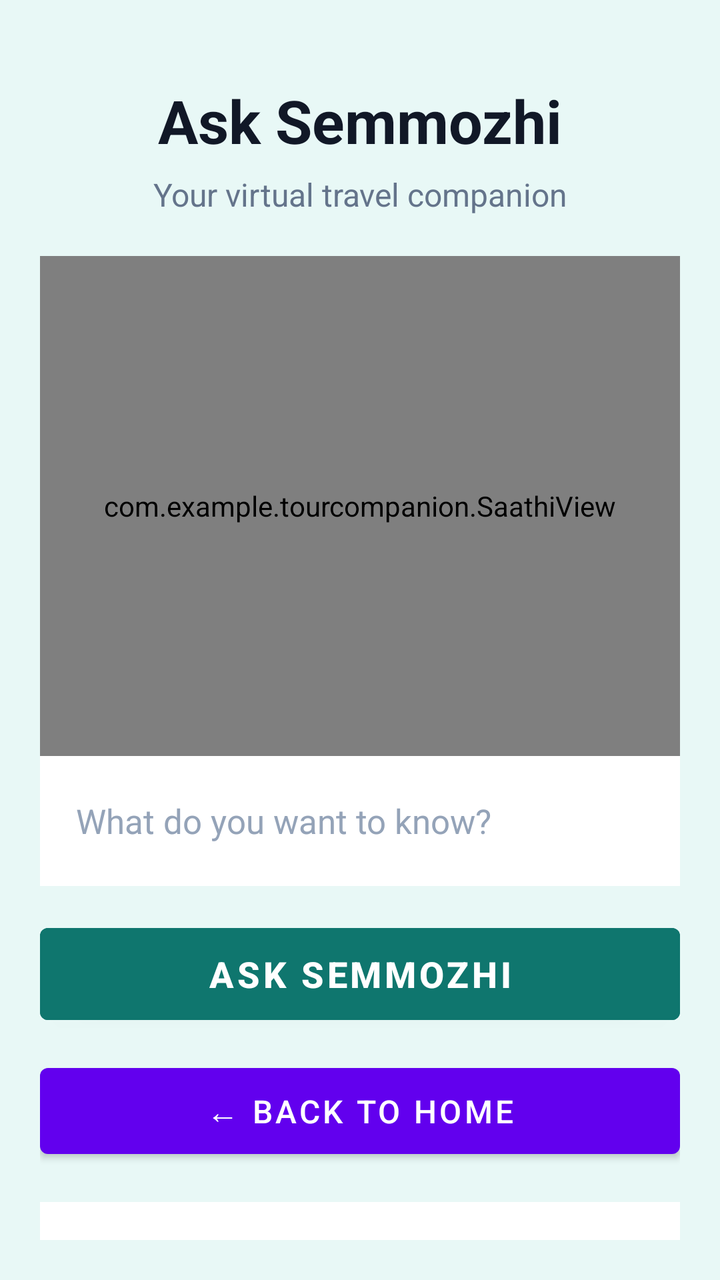
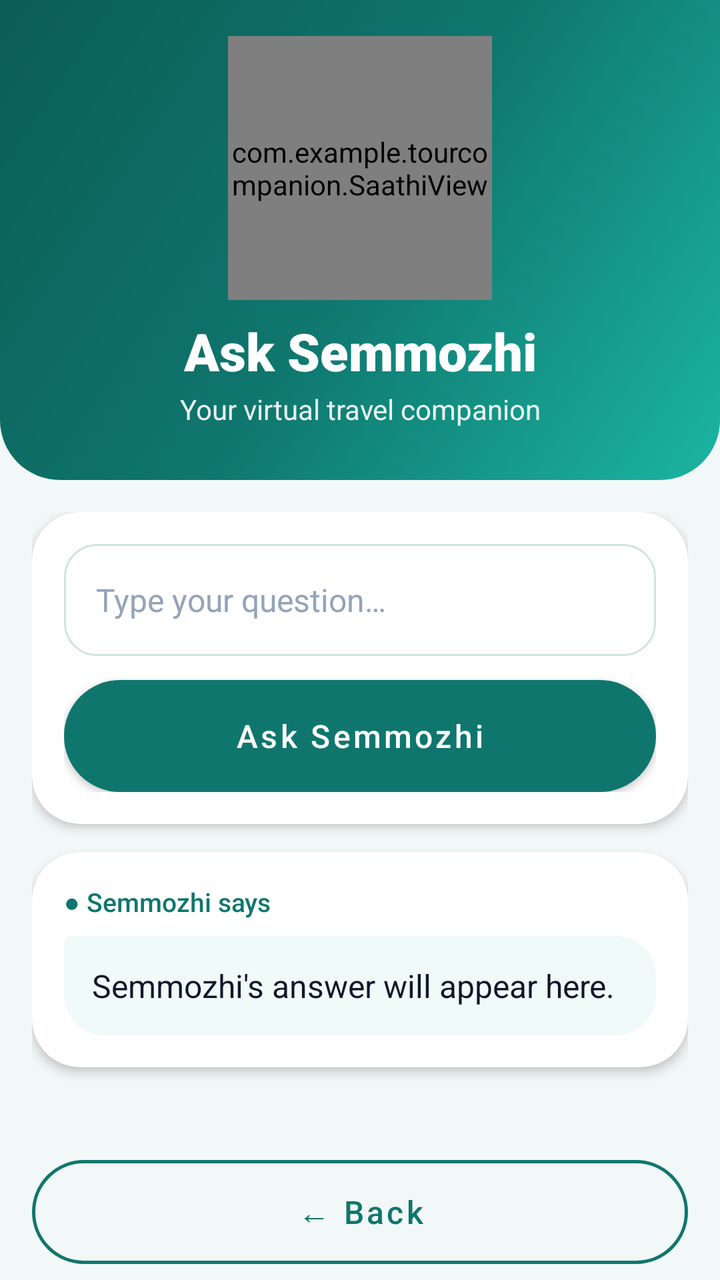

Screens rendered from an Android XML layout before and after an edit, with the pre-edit source and the edit as a unified diff.
<!-- AndroidManifest.xml: application theme Theme.TourCompanion -->
<!-- res/layout/activity_ask_semmozhi.xml -->
<?xml version="1.0" encoding="utf-8"?>
<LinearLayout
    xmlns:android="http://schemas.android.com/apk/res/android"
    android:layout_width="match_parent"
    android:layout_height="match_parent"
    android:orientation="vertical"
    android:padding="20dp"
    android:background="#E8F8F6">

    
    <TextView
        android:layout_width="match_parent"
        android:layout_height="wrap_content"
        android:text="Ask Semmozhi"
        android:textColor="#111827"
        android:textSize="30sp"
        android:textStyle="bold"
        android:gravity="center"
        android:layout_marginTop="20dp" />

    <TextView
        android:layout_width="match_parent"
        android:layout_height="wrap_content"
        android:text="Your virtual travel companion"
        android:textColor="#64748B"
        android:textSize="16sp"
        android:gravity="center"
        android:layout_marginTop="6dp" />

    
    <com.example.tourcompanion.SaathiView
        android:id="@+id/saathiViewAsk"
        android:layout_width="match_parent"
        android:layout_height="250dp"
        android:layout_marginTop="20dp" />

    
    <EditText
        android:id="@+id/askQuestionInput"
        android:layout_width="match_parent"
        android:layout_height="65dp"
        android:hint="What do you want to know?"
        android:textSize="17sp"
        android:textColor="#111827"
        android:textColorHint="#94A3B8"
        android:padding="18dp"
        android:background="#FFFFFF"
        android:inputType="textCapSentences" />

    
    <Button
        android:id="@+id/askSemmozhiButton"
        android:layout_width="match_parent"
        android:layout_height="58dp"
        android:layout_marginTop="15dp"
        android:text="Ask Semmozhi"
        android:textSize="18sp"
        android:textStyle="bold"
        android:textColor="#FFFFFF"
        android:backgroundTint="#0F766E" />
    <Button
        android:id="@+id/backAskButton"
        android:layout_width="match_parent"
        android:layout_height="55dp"
        android:layout_marginTop="12dp"
        android:text="← Back to Home"
        android:textSize="16sp" />

    
    <TextView
        android:id="@+id/askAnswerText"
        android:layout_width="match_parent"
        android:layout_height="0dp"
        android:layout_weight="1"
        android:layout_marginTop="18dp"
        android:padding="20dp"
        android:background="#FFFFFF"
        android:text="Semmozhi's answer will appear here."
        android:textColor="#111827"
        android:textSize="17sp"
        android:gravity="center_vertical" />

</LinearLayout>
<!-- resources referenced by this layout -->
<resources>
  <style name="Theme.TourCompanion" parent="Theme.MaterialComponents.DayNight.DarkActionBar">
          
          <item name="colorPrimary">@color/purple_500</item>
          <item name="colorPrimaryVariant">@color/purple_700</item>
          <item name="colorOnPrimary">@color/white</item>
          
          <item name="colorSecondary">@color/teal_200</item>
          <item name="colorSecondaryVariant">@color/teal_700</item>
          <item name="colorOnSecondary">@color/black</item>
          
          <item name="android:statusBarColor">?attr/colorPrimaryVariant</item>
          
      </style>
  <color name="purple_500">#FF6200EE</color>
  <color name="purple_700">#FF3700B3</color>
  <color name="teal_200">#FF03DAC5</color>
  <color name="teal_700">#FF018786</color>
  <color name="black">#FF000000</color>
  <!-- unchanged entries left out for length: 1 -->
</resources>

<!-- the commit's change to res/layout/activity_ask_semmozhi.xml (unified diff, before → after) -->
@@ -1,83 +1,152 @@
 <?xml version="1.0" encoding="utf-8"?>
 <LinearLayout
     xmlns:android="http://schemas.android.com/apk/res/android"
+    xmlns:app="http://schemas.android.com/apk/res-auto"
     android:layout_width="match_parent"
     android:layout_height="match_parent"
-    android:orientation="vertical"
-    android:padding="20dp"
-    android:background="#E8F8F6">
+    android:background="@color/bg"
+    android:orientation="vertical">
 
-    
-    <TextView
+    <LinearLayout
         android:layout_width="match_parent"
         android:layout_height="wrap_content"
-        android:text="Ask Semmozhi"
-        android:textColor="#111827"
-        android:textSize="30sp"
-        android:textStyle="bold"
-        android:gravity="center"
-        android:layout_marginTop="20dp" />
+        android:tag="header"
+        android:background="@drawable/bg_header"
+        android:gravity="center_horizontal"
+        android:orientation="vertical"
+        android:paddingStart="20dp"
+        android:paddingTop="18dp"
+        android:paddingEnd="20dp"
+        android:paddingBottom="26dp">
 
-    <TextView
-        android:layout_width="match_parent"
-        android:layout_height="wrap_content"
-        android:text="Your virtual travel companion"
-        android:textColor="#64748B"
-        android:textSize="16sp"
-        android:gravity="center"
-        android:layout_marginTop="6dp" />
+        <FrameLayout
+            android:layout_width="132dp"
+            android:layout_height="132dp">
 
-    
-    <com.example.tourcompanion.SaathiView
-        android:id="@+id/saathiViewAsk"
-        android:layout_width="match_parent"
-        android:layout_height="250dp"
-        android:layout_marginTop="20dp" />
+            <View
+                android:layout_width="124dp"
+                android:layout_height="124dp"
+                android:layout_gravity="center"
+                android:background="@drawable/bg_circle_soft" />
 
-    
-    <EditText
-        android:id="@+id/askQuestionInput"
-        android:layout_width="match_parent"
-        android:layout_height="65dp"
-        android:hint="What do you want to know?"
-        android:textSize="17sp"
-        android:textColor="#111827"
-        android:textColorHint="#94A3B8"
-        android:padding="18dp"
-        android:background="#FFFFFF"
-        android:inputType="textCapSentences" />
+            <com.example.tourcompanion.SaathiView
+                android:id="@+id/saathiViewAsk"
+                android:layout_width="match_parent"
+                android:layout_height="match_parent" />
+        </FrameLayout>
 
-    
-    <Button
-        android:id="@+id/askSemmozhiButton"
-        android:layout_width="match_parent"
-        android:layout_height="58dp"
-        android:layout_marginTop="15dp"
-        android:text="Ask Semmozhi"
-        android:textSize="18sp"
-        android:textStyle="bold"
-        android:textColor="#FFFFFF"
-        android:backgroundTint="#0F766E" />
-    <Button
-        android:id="@+id/backAskButton"
-        android:layout_width="match_parent"
-        android:layout_height="55dp"
-        android:layout_marginTop="12dp"
-        android:text="← Back to Home"
-        android:textSize="16sp" />
+        <TextView
+            
+            style="@style/Text.Tour.Title"
+            android:layout_width="match_parent"
+            android:layout_height="wrap_content"
+            android:layout_marginTop="8dp"
+            android:text="Ask Semmozhi" />
 
-    
-    <TextView
-        android:id="@+id/askAnswerText"
+        <TextView
+            
+            style="@style/Text.Tour.Subtitle"
+            android:layout_width="match_parent"
+            android:layout_height="wrap_content"
+            android:layout_marginTop="2dp"
+            android:text="Your virtual travel companion" />
+    </LinearLayout>
+
+    <ScrollView
         android:layout_width="match_parent"
         android:layout_height="0dp"
         android:layout_weight="1"
-        android:layout_marginTop="18dp"
-        android:padding="20dp"
-        android:background="#FFFFFF"
-        android:text="Semmozhi's answer will appear here."
-        android:textColor="#111827"
-        android:textSize="17sp"
-        android:gravity="center_vertical" />
+        android:clipToPadding="false"
+        android:fillViewport="true"
+        android:scrollbars="none">
+
+        <LinearLayout
+            android:layout_width="match_parent"
+            android:layout_height="wrap_content"
+            android:orientation="vertical"
+            android:padding="16dp">
+
+        <com.google.android.material.card.MaterialCardView
+            android:layout_width="match_parent"
+            android:layout_height="wrap_content"
+            android:layout_marginTop="0dp"
+            app:cardBackgroundColor="@color/surface"
+            app:cardCornerRadius="24dp"
+            app:cardElevation="3dp"
+            app:strokeWidth="0dp">
+
+            <LinearLayout
+                android:layout_width="match_parent"
+                android:layout_height="wrap_content"
+                android:orientation="vertical"
+                android:padding="16dp">
+
+                <EditText
+                    android:id="@+id/askQuestionInput"
+                    style="@style/Widget.Tour.Input"
+                    android:layout_width="match_parent"
+                    android:layout_height="56dp"
+                    android:hint="Type your question…"
+                    android:imeOptions="actionSend"
+                    android:inputType="textCapSentences" />
+
+                <com.google.android.material.button.MaterialButton
+                    android:id="@+id/askSemmozhiButton"
+                    style="@style/Widget.Tour.Button.Primary"
+                    android:layout_width="match_parent"
+                    android:layout_height="56dp"
+                    android:layout_marginTop="12dp"
+                    android:text="Ask Semmozhi" />
+            </LinearLayout>
+        </com.google.android.material.card.MaterialCardView>
+        <com.google.android.material.card.MaterialCardView
+            android:layout_width="match_parent"
+            android:layout_height="wrap_content"
+            android:layout_marginTop="14dp"
+            app:cardBackgroundColor="@color/surface"
+            app:cardCornerRadius="24dp"
+            app:cardElevation="3dp"
+            app:strokeWidth="0dp">
+
+            <LinearLayout
+                android:layout_width="match_parent"
+                android:layout_height="wrap_content"
+                android:orientation="vertical"
+                android:padding="16dp">
+
+                <TextView
+                    android:layout_width="wrap_content"
+                    android:layout_height="wrap_content"
+                    android:fontFamily="sans-serif-medium"
+                    android:text="● Semmozhi says"
+                    android:textColor="@color/primary"
+                    android:textSize="13sp" />
+
+                <TextView
+                    android:id="@+id/askAnswerText"
+                    android:layout_width="match_parent"
+                    android:layout_height="wrap_content"
+                    android:layout_marginTop="8dp"
+                    android:background="@drawable/bg_answer_bubble"
+                    android:lineSpacingExtra="3dp"
+                    android:padding="14dp"
+                    android:text="Semmozhi's answer will appear here."
+                    android:textColor="@color/text_primary"
+                    android:textSize="16sp" />
+            </LinearLayout>
+        </com.google.android.material.card.MaterialCardView>
+
+        </LinearLayout>
+    </ScrollView>
+
+    <com.google.android.material.button.MaterialButton
+        android:id="@+id/backAskButton"
+        style="@style/Widget.Tour.Button.Secondary"
+        android:layout_width="match_parent"
+        android:layout_height="52dp"
+        android:layout_marginStart="16dp"
+        android:layout_marginEnd="16dp"
+        android:layout_marginBottom="8dp"
+        android:text="← Back" />
 
 </LinearLayout>
<!-- resource entries referenced after the edit -->
@@ -1,23 +1,96 @@
 <!-- resources referenced by this layout -->
 <resources>
-  <style name="Theme.TourCompanion" parent="Theme.MaterialComponents.DayNight.DarkActionBar">
-          
-          <item name="colorPrimary">@color/purple_500</item>
-          <item name="colorPrimaryVariant">@color/purple_700</item>
+  <color name="bg">#F2F8F7</color>
+  <color name="primary">#0F766E</color>
+  <color name="surface">#FFFFFF</color>
+  <color name="text_primary">#0F172A</color>
+  <!-- drawable bg_answer_bubble (drawable) -->
+  <?xml version="1.0" encoding="utf-8"?>
+  <shape xmlns:android="http://schemas.android.com/apk/res/android" android:shape="rectangle">
+      <solid android:color="#F0FAF8" />
+      <corners android:topLeftRadius="4dp" android:topRightRadius="20dp" android:bottomLeftRadius="20dp" android:bottomRightRadius="20dp" />
+  </shape>
+  <!-- drawable bg_circle_soft (drawable) -->
+  <?xml version="1.0" encoding="utf-8"?>
+  <shape xmlns:android="http://schemas.android.com/apk/res/android" android:shape="oval">
+      <solid android:color="#26FFFFFF" />
+      <stroke android:width="2dp" android:color="#40FFFFFF" />
+  </shape>
+  <!-- drawable bg_header (drawable) -->
+  <?xml version="1.0" encoding="utf-8"?>
+  <shape xmlns:android="http://schemas.android.com/apk/res/android" android:shape="rectangle">
+      <gradient android:type="linear" android:angle="315" android:startColor="#0B5D56" android:centerColor="#0F766E" android:endColor="#1BB5A1" />
+      <corners android:bottomLeftRadius="30dp" android:bottomRightRadius="30dp" />
+  </shape>
+  <style name="Text.Tour.Subtitle" parent="">
+          <item name="android:textColor">#E6FFFFFF</item>
+          <item name="android:textSize">14sp</item>
+          <item name="android:gravity">center</item>
+      </style>
+  <style name="Text.Tour.Title" parent="">
+          <item name="android:textColor">@color/white</item>
+          <item name="android:textSize">26sp</item>
+          <item name="android:fontFamily">sans-serif-black</item>
+          <item name="android:gravity">center</item>
+      </style>
+  <style name="Widget.Tour.Button.Primary" parent="Widget.MaterialComponents.Button">
+          <item name="backgroundTint">@color/primary</item>
+          <item name="android:textColor">@color/white</item>
+          <item name="cornerRadius">28dp</item>
+          <item name="android:textAllCaps">false</item>
+          <item name="android:textSize">16sp</item>
+          <item name="android:fontFamily">sans-serif-medium</item>
+          <item name="android:minHeight">54dp</item>
+          <item name="android:insetTop">0dp</item>
+          <item name="android:insetBottom">0dp</item>
+          <item name="rippleColor">#33FFFFFF</item>
+      </style>
+  <style name="Widget.Tour.Button.Secondary" parent="Widget.MaterialComponents.Button.OutlinedButton">
+          <item name="strokeColor">@color/primary</item>
+          <item name="strokeWidth">1.5dp</item>
+          <item name="android:textColor">@color/primary</item>
+          <item name="cornerRadius">28dp</item>
+          <item name="android:textAllCaps">false</item>
+          <item name="android:textSize">16sp</item>
+          <item name="android:fontFamily">sans-serif-medium</item>
+          <item name="android:minHeight">52dp</item>
+          <item name="android:insetTop">0dp</item>
+          <item name="android:insetBottom">0dp</item>
+      </style>
+  <style name="Widget.Tour.Input" parent="">
+          <item name="android:background">@drawable/bg_input</item>
+          <item name="android:textColor">@color/text_primary</item>
+          <item name="android:textColorHint">#94A3B8</item>
+          <item name="android:textSize">16sp</item>
+          <item name="android:paddingStart">16dp</item>
+          <item name="android:paddingEnd">16dp</item>
+          <item name="android:minHeight">54dp</item>
+          <item name="android:maxLines">1</item>
+      </style>
+  <style name="Theme.TourCompanion" parent="Theme.MaterialComponents.Light.NoActionBar">
+          <item name="colorPrimary">@color/primary</item>
+          <item name="colorPrimaryVariant">@color/primary_dark</item>
           <item name="colorOnPrimary">@color/white</item>
-          
-          <item name="colorSecondary">@color/teal_200</item>
-          <item name="colorSecondaryVariant">@color/teal_700</item>
-          <item name="colorOnSecondary">@color/black</item>
-          
-          <item name="android:statusBarColor">?attr/colorPrimaryVariant</item>
-          
+          <item name="colorSecondary">@color/accent</item>
+          <item name="colorSecondaryVariant">@color/accent</item>
+          <item name="colorOnSecondary">@color/text_primary</item>
+          <item name="android:colorBackground">@color/bg</item>
+          <item name="android:windowBackground">@color/bg</item>
+          <item name="android:statusBarColor">@color/primary_dark</item>
+          <item name="android:textColorPrimary">@color/text_primary</item>
+          <item name="android:textColorSecondary">@color/text_secondary</item>
+          <item name="materialButtonStyle">@style/Widget.Tour.Button.Primary</item>
       </style>
-  <color name="purple_500">#FF6200EE</color>
-  <color name="purple_700">#FF3700B3</color>
-  <color name="teal_200">#FF03DAC5</color>
-  <color name="teal_700">#FF018786</color>
-  <color name="black">#FF000000</color>
+  <!-- drawable bg_input (drawable) -->
+  <?xml version="1.0" encoding="utf-8"?>
+  <shape xmlns:android="http://schemas.android.com/apk/res/android" android:shape="rectangle">
+      <solid android:color="#FFFFFFFF" />
+      <stroke android:width="1dp" android:color="#CFE3DF" />
+      <corners android:radius="16dp" />
+  </shape>
+  <color name="primary_dark">#0B5D56</color>
+  <color name="accent">#F59E0B</color>
+  <color name="text_secondary">#64748B</color>
   <!-- unchanged entries left out for length: 1 -->
 </resources>
 
